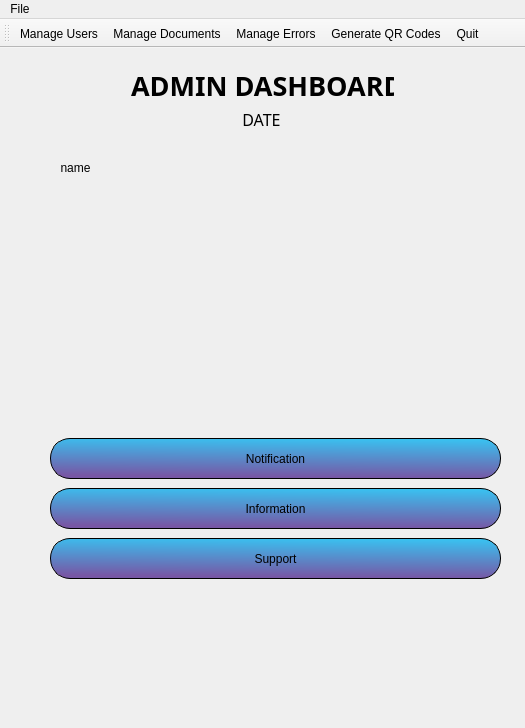
First picture: the form in MyCovidRecord/adminlogin.ui, repository gagabon501/cs106-2, before the edit.
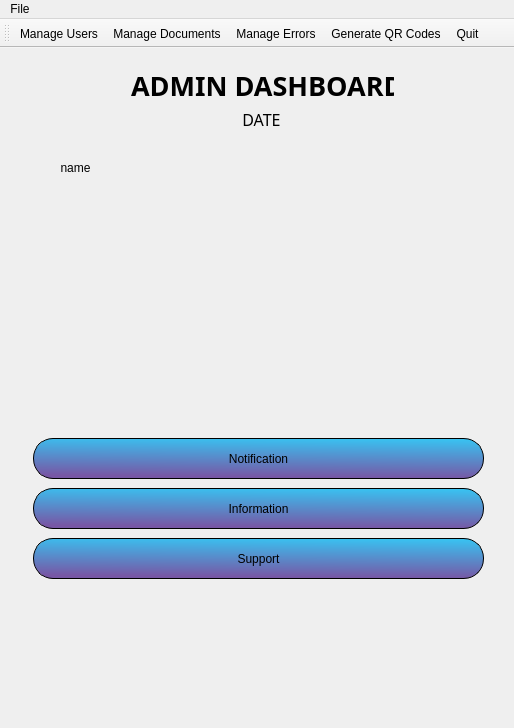
Second picture: the form after the edit. Icons and pictures are not drawn.

What changed in the file:
```diff
--- a/MyCovidRecord/adminlogin.ui
+++ b/MyCovidRecord/adminlogin.ui
@@ -6,7 +6,7 @@
    <rect>
     <x>0</x>
     <y>0</y>
-    <width>525</width>
+    <width>514</width>
     <height>728</height>
    </rect>
   </property>
@@ -131,7 +131,7 @@
    <widget class="QPushButton" name="pushButton_notify">
     <property name="geometry">
      <rect>
-      <x>50</x>
+      <x>33</x>
       <y>390</y>
       <width>451</width>
       <height>41</height>
@@ -152,7 +152,7 @@
    <widget class="QPushButton" name="pushButton_info">
     <property name="geometry">
      <rect>
-      <x>50</x>
+      <x>33</x>
       <y>440</y>
       <width>451</width>
       <height>41</height>
@@ -173,7 +173,7 @@
    <widget class="QPushButton" name="pushButton_support">
     <property name="geometry">
      <rect>
-      <x>50</x>
+      <x>33</x>
       <y>490</y>
       <width>451</width>
       <height>41</height>
@@ -194,7 +194,7 @@
    <widget class="QGroupBox" name="groupBox">
     <property name="geometry">
      <rect>
-      <x>50</x>
+      <x>33</x>
       <y>540</y>
       <width>451</width>
       <height>131</height>
@@ -302,7 +302,7 @@
     <rect>
      <x>0</x>
      <y>0</y>
-     <width>525</width>
+     <width>514</width>
      <height>21</height>
     </rect>
    </property>
```
